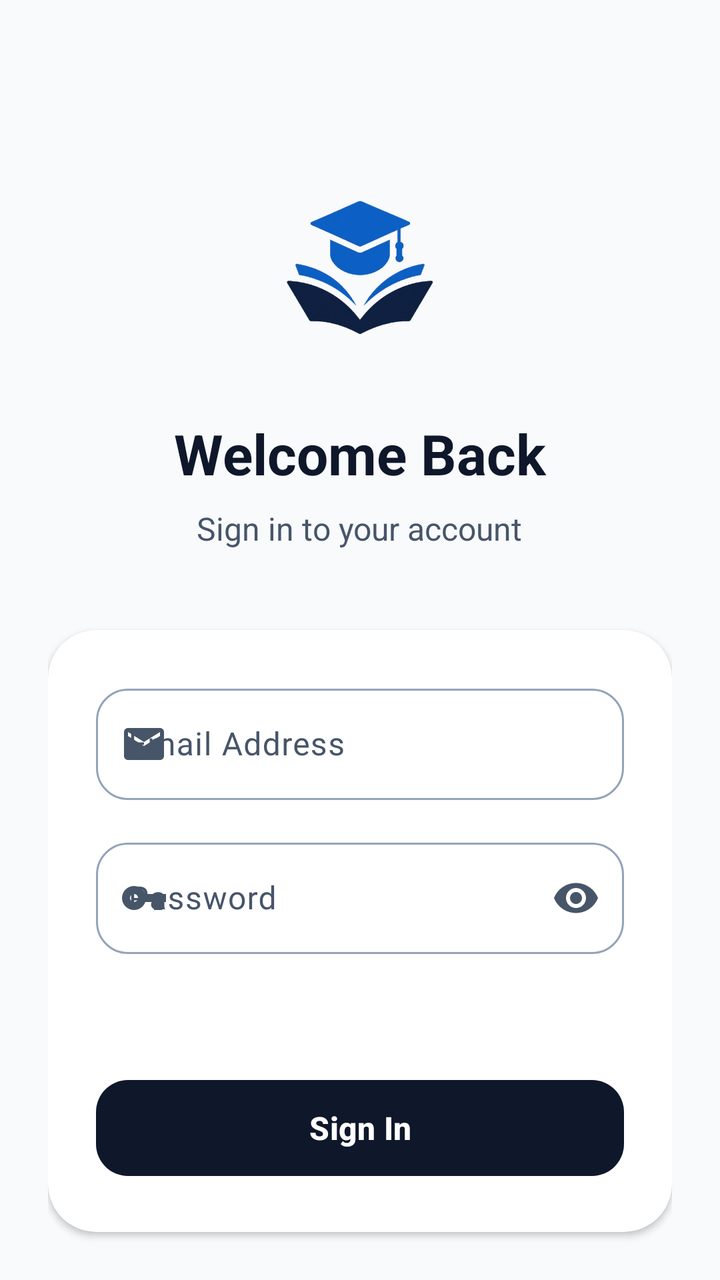
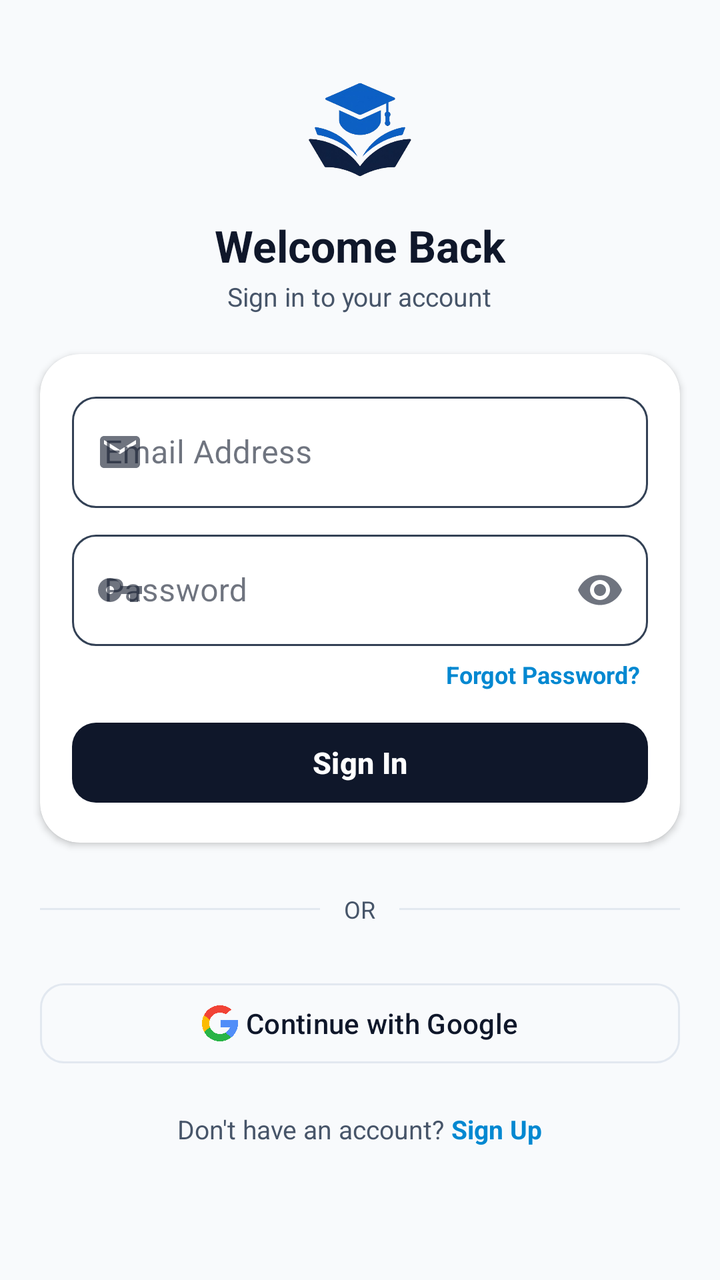

Before-and-after screenshots of an Android layout around one commit, followed by the original layout XML and the change that was made.
<!-- AndroidManifest.xml: application theme Theme.TestMaster -->
<!-- res/layout/activity_login.xml -->
<?xml version="1.0" encoding="utf-8"?>
<androidx.coordinatorlayout.widget.CoordinatorLayout xmlns:android="http://schemas.android.com/apk/res/android"
    xmlns:app="http://schemas.android.com/apk/res-auto"
    xmlns:tools="http://schemas.android.com/tools"
    android:layout_width="match_parent"
    android:layout_height="match_parent"
    android:background="@color/background"
    tools:context=".activities.LoginActivity">

    <androidx.core.widget.NestedScrollView
        android:layout_width="match_parent"
        android:layout_height="match_parent"
        android:fillViewport="true">

        <LinearLayout
            android:layout_width="match_parent"
            android:layout_height="wrap_content"
            android:gravity="center_horizontal"
            android:orientation="vertical"
            android:padding="24dp">

            <ImageView
                android:layout_width="100dp"
                android:layout_height="100dp"
                android:layout_marginTop="60dp"
                android:src="@drawable/appicon" />

            <TextView
                android:layout_width="wrap_content"
                android:layout_height="wrap_content"
                android:layout_marginTop="24dp"
                android:text="Welcome Back"
                android:textColor="@color/text_primary"
                android:textSize="28sp"
                android:textStyle="bold" />

            <TextView
                android:layout_width="wrap_content"
                android:layout_height="wrap_content"
                android:layout_marginTop="8dp"
                android:text="Sign in to your account"
                android:textColor="@color/text_secondary"
                android:textSize="16sp" />

            <com.google.android.material.card.MaterialCardView
                android:layout_width="match_parent"
                android:layout_height="wrap_content"
                android:layout_marginTop="40dp"
                app:cardCornerRadius="24dp"
                app:cardElevation="2dp"
                app:strokeWidth="0dp">

                <LinearLayout
                    android:layout_width="match_parent"
                    android:layout_height="wrap_content"
                    android:orientation="vertical"
                    android:padding="24dp">

                    <com.google.android.material.textfield.TextInputLayout
                        android:id="@+id/til_email"
                        style="@style/Widget.Material3.TextInputLayout.OutlinedBox"
                        android:layout_width="match_parent"
                        android:layout_height="wrap_content"
                        android:hint="Email Address"
                        app:boxCornerRadiusBottomEnd="16dp"
                        app:boxCornerRadiusBottomStart="16dp"
                        app:boxCornerRadiusTopEnd="16dp"
                        app:boxCornerRadiusTopStart="16dp"
                        app:startIconDrawable="@drawable/baseline_email_24">

                        <com.google.android.material.textfield.TextInputEditText
                            android:id="@+id/tv_email"
                            android:layout_width="match_parent"
                            android:layout_height="wrap_content"
                            android:inputType="textEmailAddress" />
                    </com.google.android.material.textfield.TextInputLayout>

                    <com.google.android.material.textfield.TextInputLayout
                        android:id="@+id/til_password"
                        style="@style/Widget.Material3.TextInputLayout.OutlinedBox"
                        android:layout_width="match_parent"
                        android:layout_height="wrap_content"
                        android:layout_marginTop="16dp"
                        android:hint="Password"
                        app:boxCornerRadiusBottomEnd="16dp"
                        app:boxCornerRadiusBottomStart="16dp"
                        app:boxCornerRadiusTopEnd="16dp"
                        app:boxCornerRadiusTopStart="16dp"
                        app:endIconMode="password_toggle"
                        app:startIconDrawable="@drawable/baseline_key_24">

                        <com.google.android.material.textfield.TextInputEditText
                            android:id="@+id/tv_password"
                            android:layout_width="match_parent"
                            android:layout_height="wrap_content"
                            android:inputType="textPassword" />
                    </com.google.android.material.textfield.TextInputLayout>

                    <TextView
                        android:id="@+id/forgot_password"
                        android:layout_width="wrap_content"
                        android:layout_height="wrap_content"
                        android:layout_gravity="end"
                        android:layout_marginTop="8dp"
                        android:padding="8dp"
                        android:text="Forgot Password?"
                        android:textColor="@color/primary"
                        android:textStyle="bold" />

                    <com.google.android.material.button.MaterialButton
                        android:id="@+id/btn_login"
                        style="@style/Widget.Material3.Button"
                        android:layout_width="match_parent"
                        android:layout_height="56dp"
                        android:layout_marginTop="16dp"
                        android:text="Sign In"
                        android:textAllCaps="false"
                        android:textColor="@color/primary"
                        android:textSize="16sp"
                        android:textStyle="bold"
                        app:backgroundTint="@color/onPrimary"
                        app:cornerRadius="16dp" />

                    <ProgressBar
                        android:id="@+id/pb_login"
                        android:layout_width="wrap_content"
                        android:layout_height="wrap_content"
                        android:layout_gravity="center"
                        android:layout_marginTop="16dp"
                        android:visibility="gone" />

                    <LinearLayout
                        android:id="@+id/ll_verify"
                        android:layout_width="match_parent"
                        android:layout_height="wrap_content"
                        android:gravity="center"
                        android:orientation="vertical"
                        android:visibility="gone">

                        <TextView
                            android:id="@+id/tv_resend_verification"
                            android:layout_width="wrap_content"
                            android:layout_height="wrap_content"
                            android:layout_marginTop="16dp"
                            android:text="Resend Verification Email"
                            android:textColor="@color/primary"
                            android:textStyle="bold" />

                        <TextView
                            android:id="@+id/tv_countdown"
                            android:layout_width="wrap_content"
                            android:layout_height="wrap_content"
                            android:layout_marginTop="4dp"
                            android:textColor="@color/text_secondary"
                            android:visibility="gone" />
                    </LinearLayout>

                </LinearLayout>
            </com.google.android.material.card.MaterialCardView>

            <LinearLayout
                android:layout_width="match_parent"
                android:layout_height="wrap_content"
                android:layout_marginTop="32dp"
                android:gravity="center"
                android:orientation="horizontal">

                <View
                    android:layout_width="0dp"
                    android:layout_height="1dp"
                    android:layout_weight="1"
                    android:background="@color/gray" />

                <TextView
                    android:layout_width="wrap_content"
                    android:layout_height="wrap_content"
                    android:layout_marginHorizontal="16dp"
                    android:text="OR"
                    android:textColor="@color/text_secondary" />

                <View
                    android:layout_width="0dp"
                    android:layout_height="1dp"
                    android:layout_weight="1"
                    android:background="@color/gray" />
            </LinearLayout>

            <com.google.android.material.button.MaterialButton
                android:id="@+id/btn_google_login"
                style="@style/Widget.Material3.Button.OutlinedButton"
                android:layout_width="match_parent"
                android:layout_height="56dp"
                android:layout_marginTop="24dp"
                android:text="Continue with Google"
                android:textColor="@color/text_primary"
                app:cornerRadius="16dp"
                app:icon="@drawable/google"
                app:iconGravity="textStart"
                app:iconTint="@null"
                app:strokeColor="@color/gray" />

            <Space
                android:layout_width="match_parent"
                android:layout_height="0dp"
                android:layout_weight="1" />

            <LinearLayout
                android:id="@+id/ll_register"
                android:layout_width="wrap_content"
                android:layout_height="wrap_content"
                android:layout_marginTop="40dp"
                android:layout_marginBottom="16dp"
                android:orientation="horizontal">

                <TextView
                    android:layout_width="wrap_content"
                    android:layout_height="wrap_content"
                    android:text="Don't have an account? "
                    android:textColor="@color/text_secondary" />

                <TextView
                    android:id="@+id/register"
                    android:layout_width="wrap_content"
                    android:layout_height="wrap_content"
                    android:text="Sign Up"
                    android:textColor="@color/primary"
                    android:textStyle="bold" />
            </LinearLayout>

        </LinearLayout>
    </androidx.core.widget.NestedScrollView>

</androidx.coordinatorlayout.widget.CoordinatorLayout>
<!-- resources referenced by this layout -->
<resources>
  <color name="background">#F8FAFC</color>
  <color name="gray">#E2E8F0</color>
  <color name="onPrimary">#0F172A</color>
  <color name="primary">#FFFFFF</color>
  <color name="text_primary">#0F172A</color>
  <color name="text_secondary">#475569</color>
  <!-- drawable appicon: png bitmap (drawable, 84158 bytes) -->
  <!-- drawable baseline_email_24 (drawable) -->
  <vector xmlns:android="http://schemas.android.com/apk/res/android" android:height="24dp" android:tint="#000000" android:viewportHeight="24" android:viewportWidth="24" android:width="24dp">
        
      <path android:fillColor="@android:color/white" android:pathData="M20,4L4,4c-1.1,0 -1.99,0.9 -1.99,2L2,18c0,1.1 0.9,2 2,2h16c1.1,0 2,-0.9 2,-2L22,6c0,-1.1 -0.9,-2 -2,-2zM20,8l-8,5 -8,-5L4,6l8,5 8,-5v2z"/>
      
  </vector>
  <!-- drawable baseline_key_24 (drawable) -->
  <vector xmlns:android="http://schemas.android.com/apk/res/android" android:height="24dp" android:tint="#000000" android:viewportHeight="24" android:viewportWidth="24" android:width="24dp">
        
      <path android:fillColor="@android:color/white" android:pathData="M12.65,10C11.83,7.67 9.61,6 7,6c-3.31,0 -6,2.69 -6,6s2.69,6 6,6c2.61,0 4.83,-1.67 5.65,-4H17v4h4v-4h2v-4H12.65zM7,14c-1.1,0 -2,-0.9 -2,-2s0.9,-2 2,-2 2,0.9 2,2 -0.9,2 -2,2z"/>
      
  </vector>
  <!-- drawable google: png bitmap (drawable, 20103 bytes) -->
  <style name="Theme.TestMaster" parent="Base.Theme.TestMaster" />
  <style name="Base.Theme.TestMaster" parent="Theme.Material3.DayNight.NoActionBar">
          
          <item name="colorPrimary">@color/primary</item>
          <item name="colorOnPrimary">@color/onPrimary</item>
          <item name="colorPrimaryContainer">@color/primaryContainer</item>
          <item name="colorOnPrimaryContainer">@color/onPrimaryContainer</item>
  
          <item name="colorSecondary">@color/secondary</item>
          <item name="colorOnSecondary">@color/onSecondary</item>
          <item name="colorSecondaryContainer">@color/secondaryContainer</item>
          <item name="colorOnSecondaryContainer">@color/onSecondaryContainer</item>
  
          
          <item name="android:windowBackground">@color/background</item>
          <item name="colorSurface">@color/surface</item>
          <item name="colorOnSurface">@color/onSurface</item>
          <item name="colorSurfaceVariant">@color/surfaceVariant</item>
          <item name="colorOnSurfaceVariant">@color/onSurfaceVariant</item>
          <item name="colorOutline">@color/outline</item>
  
          
          <item name="colorError">@color/error</item>
          <item name="colorOnError">@color/onError</item>
          <item name="colorErrorContainer">@color/errorContainer</item>
          <item name="colorOnErrorContainer">@color/onErrorContainer</item>
  
          
          <item name="colorControlActivated">@color/accent</item>
  
          
          <item name="android:statusBarColor">@color/surface</item>
          <item name="android:windowLightStatusBar">true</item>
      </style>
  <color name="primaryContainer">#F1F5F9</color>
  <color name="onPrimaryContainer">#0F172A</color>
  <color name="secondary">#64748B</color>
  <color name="onSecondary">#FFFFFF</color>
  <color name="secondaryContainer">#E2E8F0</color>
  <color name="onSecondaryContainer">#0F172A</color>
  <color name="surface">#FFFFFF</color>
  <color name="onSurface">#0F172A</color>
  <color name="surfaceVariant">#E2E8F0</color>
  <color name="onSurfaceVariant">#475569</color>
  <color name="outline">#94A3B8</color>
  <color name="error">#DC2626</color>
  <color name="onError">#FFFFFF</color>
  <color name="errorContainer">#FEE2E2</color>
  <color name="onErrorContainer">#7F1D1D</color>
  <color name="accent">#334155</color>
</resources>

<!-- the commit's change to res/layout/activity_login.xml (unified diff, before → after) -->
@@ -1,233 +1,240 @@
 <?xml version="1.0" encoding="utf-8"?>
-<androidx.coordinatorlayout.widget.CoordinatorLayout xmlns:android="http://schemas.android.com/apk/res/android"
+<androidx.core.widget.NestedScrollView xmlns:android="http://schemas.android.com/apk/res/android"
     xmlns:app="http://schemas.android.com/apk/res-auto"
     xmlns:tools="http://schemas.android.com/tools"
     android:layout_width="match_parent"
     android:layout_height="match_parent"
     android:background="@color/background"
+    android:fitsSystemWindows="true"
     tools:context=".activities.LoginActivity">
 
-    <androidx.core.widget.NestedScrollView
+    <LinearLayout
         android:layout_width="match_parent"
-        android:layout_height="match_parent"
-        android:fillViewport="true">
+        android:layout_height="wrap_content"
+        android:gravity="center_horizontal"
+        android:orientation="vertical"
+        android:paddingHorizontal="10dp"
+        android:paddingVertical="20dp">
+
+        <ImageView
+            android:layout_width="70dp"
+            android:layout_height="70dp"
+            android:layout_marginTop="10dp"
+            android:src="@drawable/appicon" />
+
+        <TextView
+            android:layout_width="wrap_content"
+            android:layout_height="wrap_content"
+            android:layout_marginTop="8dp"
+            android:text="Welcome Back"
+            android:textColor="@color/text_primary"
+            android:textSize="22sp"
+            android:textStyle="bold" />
+
+        <TextView
+            android:layout_width="wrap_content"
+            android:layout_height="wrap_content"
+            android:layout_marginTop="2dp"
+            android:text="Sign in to your account"
+            android:textColor="@color/text_secondary"
+            android:textSize="13sp" />
+
+        <com.google.android.material.card.MaterialCardView
+            android:layout_width="match_parent"
+            android:layout_height="wrap_content"
+            android:layout_marginTop="20dp"
+            app:cardCornerRadius="20dp"
+            android:layout_marginHorizontal="10dp"
+            app:cardElevation="2dp"
+            app:strokeWidth="0dp">
+
+            <LinearLayout
+                android:layout_width="match_parent"
+                android:layout_height="wrap_content"
+                android:orientation="vertical"
+                android:padding="16dp">
+
+                <com.google.android.material.textfield.TextInputLayout
+                    android:id="@+id/til_email"
+                    style="@style/Widget.MaterialComponents.TextInputLayout.OutlinedBox"
+                    android:layout_width="match_parent"
+                    android:layout_height="wrap_content"
+                    android:hint="Email Address"
+                    android:theme="@style/ThemeOverlay.AppTheme.TextInputEditText.Outlined"
+                    app:boxCornerRadiusBottomEnd="12dp"
+                    app:boxCornerRadiusBottomStart="12dp"
+                    app:boxCornerRadiusTopEnd="12dp"
+                    app:boxCornerRadiusTopStart="12dp"
+                    app:boxStrokeColor="@color/text_input_stroke"
+                    app:hintTextColor="@color/onSurfaceVariant"
+                    app:startIconDrawable="@drawable/baseline_email_24">
+
+                    <com.google.android.material.textfield.TextInputEditText
+                        android:id="@+id/tv_email"
+                        android:layout_width="match_parent"
+                        android:layout_height="wrap_content"
+                        android:inputType="textEmailAddress" />
+                </com.google.android.material.textfield.TextInputLayout>
+
+                <com.google.android.material.textfield.TextInputLayout
+                    android:id="@+id/til_password"
+                    style="@style/Widget.MaterialComponents.TextInputLayout.OutlinedBox"
+                    android:layout_width="match_parent"
+                    android:layout_height="wrap_content"
+                    android:layout_marginTop="8dp"
+                    android:hint="Password"
+                    android:theme="@style/ThemeOverlay.AppTheme.TextInputEditText.Outlined"
+                    app:boxCornerRadiusBottomEnd="12dp"
+                    app:boxCornerRadiusBottomStart="12dp"
+                    app:boxCornerRadiusTopEnd="12dp"
+                    app:boxCornerRadiusTopStart="12dp"
+                    app:boxStrokeColor="@color/text_input_stroke"
+                    app:endIconMode="password_toggle"
+                    app:hintTextColor="@color/onSurfaceVariant"
+                    app:startIconDrawable="@drawable/baseline_key_24">
+
+                    <com.google.android.material.textfield.TextInputEditText
+                        android:id="@+id/tv_password"
+                        android:layout_width="match_parent"
+                        android:layout_height="wrap_content"
+                        android:inputType="textPassword" />
+                </com.google.android.material.textfield.TextInputLayout>
+
+                <TextView
+                    android:id="@+id/forgot_password"
+                    android:layout_width="wrap_content"
+                    android:layout_height="wrap_content"
+                    android:layout_gravity="end"
+                    android:layout_marginTop="2dp"
+                    android:padding="4dp"
+                    android:text="Forgot Password?"
+                    android:textColor="@color/bluetint"
+                    android:textSize="12sp"
+                    android:textStyle="bold" />
+
+                <com.google.android.material.button.MaterialButton
+                    android:id="@+id/btn_login"
+                    style="@style/Widget.Material3.Button"
+                    android:layout_width="match_parent"
+                    android:layout_height="48dp"
+                    android:layout_marginTop="8dp"
+                    android:text="Sign In"
+                    android:textAllCaps="false"
+                    android:textColor="@color/primary"
+                    android:textSize="15sp"
+                    android:textStyle="bold"
+                    app:backgroundTint="@color/onPrimary"
+                    app:cornerRadius="12dp" />
+
+                <ProgressBar
+                    android:id="@+id/pb_login"
+                    android:layout_width="wrap_content"
+                    android:layout_height="wrap_content"
+                    android:layout_gravity="center"
+                    android:layout_marginTop="8dp"
+                    android:visibility="gone" />
+
+                <LinearLayout
+                    android:id="@+id/ll_verify"
+                    android:layout_width="match_parent"
+                    android:layout_height="wrap_content"
+                    android:gravity="center"
+                    android:orientation="vertical"
+                    android:visibility="gone">
+
+                    <TextView
+                        android:id="@+id/tv_resend_verification"
+                        android:layout_width="wrap_content"
+                        android:layout_height="wrap_content"
+                        android:layout_marginTop="8dp"
+                        android:text="Resend Verification Email"
+                        android:textColor="@color/bluetint"
+                        android:textSize="12sp"
+                        android:textStyle="bold" />
+
+                    <TextView
+                        android:id="@+id/tv_countdown"
+                        android:layout_width="wrap_content"
+                        android:layout_height="wrap_content"
+                        android:layout_marginTop="2dp"
+                        android:textColor="@color/text_secondary"
+                        android:textSize="12sp"
+                        android:visibility="gone" />
+                </LinearLayout>
+
+            </LinearLayout>
+        </com.google.android.material.card.MaterialCardView>
 
         <LinearLayout
             android:layout_width="match_parent"
             android:layout_height="wrap_content"
-            android:gravity="center_horizontal"
-            android:orientation="vertical"
-            android:padding="24dp">
-
-            <ImageView
-                android:layout_width="100dp"
-                android:layout_height="100dp"
-                android:layout_marginTop="60dp"
-                android:src="@drawable/appicon" />
+            android:layout_marginTop="25dp"
+            android:gravity="center"
+            android:layout_marginHorizontal="10dp"
+            android:orientation="horizontal">
+
+            <View
+                android:layout_width="0dp"
+                android:layout_height="1dp"
+                android:layout_weight="1"
+                android:background="@color/gray" />
 
             <TextView
                 android:layout_width="wrap_content"
                 android:layout_height="wrap_content"
-                android:layout_marginTop="24dp"
-                android:text="Welcome Back"
-                android:textColor="@color/text_primary"
-                android:textSize="28sp"
-                android:textStyle="bold" />
+                android:layout_marginHorizontal="12dp"
+                android:text="OR"
+                android:textColor="@color/text_secondary"
+                android:textSize="12sp" />
+
+            <View
+                android:layout_width="0dp"
+                android:layout_height="1dp"
+                android:layout_weight="1"
+                android:background="@color/gray" />
+        </LinearLayout>
+
+        <com.google.android.material.button.MaterialButton
+            android:id="@+id/btn_google_login"
+            style="@style/Widget.Material3.Button.OutlinedButton"
+            android:layout_width="match_parent"
+            android:layout_height="48dp"
+            android:layout_marginTop="25dp"
+            android:layout_marginHorizontal="10dp"
+            android:text="Continue with Google"
+            android:textColor="@color/text_primary"
+            android:textSize="14sp"
+            app:cornerRadius="12dp"
+            app:icon="@drawable/google"
+            app:iconGravity="textStart"
+            app:iconTint="@null"
+            app:strokeColor="@color/gray" />
+
+        <LinearLayout
+            android:id="@+id/ll_register"
+            android:layout_width="wrap_content"
+            android:layout_height="wrap_content"
+            android:layout_marginTop="20dp"
+            android:layout_marginHorizontal="10dp"
+            android:orientation="horizontal">
 
             <TextView
                 android:layout_width="wrap_content"
                 android:layout_height="wrap_content"
-                android:layout_marginTop="8dp"
-                android:text="Sign in to your account"
+                android:text="Don't have an account? "
                 android:textColor="@color/text_secondary"
-                android:textSize="16sp" />
-
-            <com.google.android.material.card.MaterialCardView
-                android:layout_width="match_parent"
-                android:layout_height="wrap_content"
-                android:layout_marginTop="40dp"
-                app:cardCornerRadius="24dp"
-                app:cardElevation="2dp"
-                app:strokeWidth="0dp">
-
-                <LinearLayout
-                    android:layout_width="match_parent"
-                    android:layout_height="wrap_content"
-                    android:orientation="vertical"
-                    android:padding="24dp">
-
-                    <com.google.android.material.textfield.TextInputLayout
-                        android:id="@+id/til_email"
-                        style="@style/Widget.Material3.TextInputLayout.OutlinedBox"
-                        android:layout_width="match_parent"
-                        android:layout_height="wrap_content"
-                        android:hint="Email Address"
-                        app:boxCornerRadiusBottomEnd="16dp"
-                        app:boxCornerRadiusBottomStart="16dp"
-                        app:boxCornerRadiusTopEnd="16dp"
-                        app:boxCornerRadiusTopStart="16dp"
-                        app:startIconDrawable="@drawable/baseline_email_24">
-
-                        <com.google.android.material.textfield.TextInputEditText
-                            android:id="@+id/tv_email"
-                            android:layout_width="match_parent"
-                            android:layout_height="wrap_content"
-                            android:inputType="textEmailAddress" />
-                    </com.google.android.material.textfield.TextInputLayout>
-
-                    <com.google.android.material.textfield.TextInputLayout
-                        android:id="@+id/til_password"
-                        style="@style/Widget.Material3.TextInputLayout.OutlinedBox"
-                        android:layout_width="match_parent"
-                        android:layout_height="wrap_content"
-                        android:layout_marginTop="16dp"
-                        android:hint="Password"
-                        app:boxCornerRadiusBottomEnd="16dp"
-                        app:boxCornerRadiusBottomStart="16dp"
-                        app:boxCornerRadiusTopEnd="16dp"
-                        app:boxCornerRadiusTopStart="16dp"
-                        app:endIconMode="password_toggle"
-                        app:startIconDrawable="@drawable/baseline_key_24">
-
-                        <com.google.android.material.textfield.TextInputEditText
-                            android:id="@+id/tv_password"
-                            android:layout_width="match_parent"
-                            android:layout_height="wrap_content"
-                            android:inputType="textPassword" />
-                    </com.google.android.material.textfield.TextInputLayout>
-
-                    <TextView
-                        android:id="@+id/forgot_password"
-                        android:layout_width="wrap_content"
-                        android:layout_height="wrap_content"
-                        android:layout_gravity="end"
-                        android:layout_marginTop="8dp"
-                        android:padding="8dp"
-                        android:text="Forgot Password?"
-                        android:textColor="@color/primary"
-                        android:textStyle="bold" />
-
-                    <com.google.android.material.button.MaterialButton
-                        android:id="@+id/btn_login"
-                        style="@style/Widget.Material3.Button"
-                        android:layout_width="match_parent"
-                        android:layout_height="56dp"
-                        android:layout_marginTop="16dp"
-                        android:text="Sign In"
-                        android:textAllCaps="false"
-                        android:textColor="@color/primary"
-                        android:textSize="16sp"
-                        android:textStyle="bold"
-                        app:backgroundTint="@color/onPrimary"
-                        app:cornerRadius="16dp" />
-
-                    <ProgressBar
-                        android:id="@+id/pb_login"
-                        android:layout_width="wrap_content"
-                        android:layout_height="wrap_content"
-                        android:layout_gravity="center"
-                        android:layout_marginTop="16dp"
-                        android:visibility="gone" />
-
-                    <LinearLayout
-                        android:id="@+id/ll_verify"
-                        android:layout_width="match_parent"
-                        android:layout_height="wrap_content"
-                        android:gravity="center"
-                        android:orientation="vertical"
-                        android:visibility="gone">
-
-                        <TextView
-                            android:id="@+id/tv_resend_verification"
-                            android:layout_width="wrap_content"
-                            android:layout_height="wrap_content"
-                            android:layout_marginTop="16dp"
-                            android:text="Resend Verification Email"
-                            android:textColor="@color/primary"
-                            android:textStyle="bold" />
-
-                        <TextView
-                            android:id="@+id/tv_countdown"
-                            android:layout_width="wrap_content"
-                            android:layout_height="wrap_content"
-                            android:layout_marginTop="4dp"
-                            android:textColor="@color/text_secondary"
-                            android:visibility="gone" />
-                    </LinearLayout>
-
-                </LinearLayout>
-            </com.google.android.material.card.MaterialCardView>
-
-            <LinearLayout
-                android:layout_width="match_parent"
-                android:layout_height="wrap_content"
-                android:layout_marginTop="32dp"
-                android:gravity="center"
-                android:orientation="horizontal">
-
-                <View
-                    android:layout_width="0dp"
-                    android:layout_height="1dp"
-                    android:layout_weight="1"
-                    android:background="@color/gray" />
-
-                <TextView
-                    android:layout_width="wrap_content"
-                    android:layout_height="wrap_content"
-                    android:layout_marginHorizontal="16dp"
-                    android:text="OR"
-                    android:textColor="@color/text_secondary" />
-
-                <View
-                    android:layout_width="0dp"
-                    android:layout_height="1dp"
-                    android:layout_weight="1"
-                    android:background="@color/gray" />
-            </LinearLayout>
-
-            <com.google.android.material.button.MaterialButton
-                android:id="@+id/btn_google_login"
-                style="@style/Widget.Material3.Button.OutlinedButton"
-                android:layout_width="match_parent"
-                android:layout_height="56dp"
-                android:layout_marginTop="24dp"
-                android:text="Continue with Google"
-                android:textColor="@color/text_primary"
-                app:cornerRadius="16dp"
-                app:icon="@drawable/google"
-                app:iconGravity="textStart"
-                app:iconTint="@null"
-                app:strokeColor="@color/gray" />
-
-            <Space
-                android:layout_width="match_parent"
-                android:layout_height="0dp"
-                android:layout_weight="1" />
-
-            <LinearLayout
-                android:id="@+id/ll_register"
+                android:textSize="13sp" />
+
+            <TextView
+                android:id="@+id/register"
                 android:layout_width="wrap_content"
                 android:layout_height="wrap_content"
-                android:layout_marginTop="40dp"
-                android:layout_marginBottom="16dp"
-                android:orientation="horizontal">
-
-                <TextView
-                    android:layout_width="wrap_content"
-                    android:layout_height="wrap_content"
-                    android:text="Don't have an account? "
-                    android:textColor="@color/text_secondary" />
-
-                <TextView
-                    android:id="@+id/register"
-                    android:layout_width="wrap_content"
-                    android:layout_height="wrap_content"
-                    android:text="Sign Up"
-                    android:textColor="@color/primary"
-                    android:textStyle="bold" />
-            </LinearLayout>
-
+                android:text="Sign Up"
+                android:textColor="@color/bluetint"
+                android:textSize="13sp"
+                android:textStyle="bold" />
         </LinearLayout>
-    </androidx.core.widget.NestedScrollView>
-
-</androidx.coordinatorlayout.widget.CoordinatorLayout>
+
+    </LinearLayout>
+
+</androidx.core.widget.NestedScrollView>
<!-- resource entries referenced after the edit -->
@@ -1,6 +1,7 @@
 <!-- resources referenced by this layout -->
 <resources>
   <color name="background">#F8FAFC</color>
+  <color name="bluetint">#0288D1</color>
   <color name="gray">#E2E8F0</color>
   <color name="onPrimary">#0F172A</color>
   <color name="primary">#FFFFFF</color>
@@ -20,6 +21,9 @@
       
   </vector>
   <!-- drawable google: png bitmap (drawable, 20103 bytes) -->
+  <style name="ThemeOverlay.AppTheme.TextInputEditText.Outlined" parent="">
+          <item name="colorControlActivated">@color/accent</item>
+      </style>
   <style name="Theme.TestMaster" parent="Base.Theme.TestMaster" />
   <style name="Base.Theme.TestMaster" parent="Theme.Material3.DayNight.NoActionBar">
           
